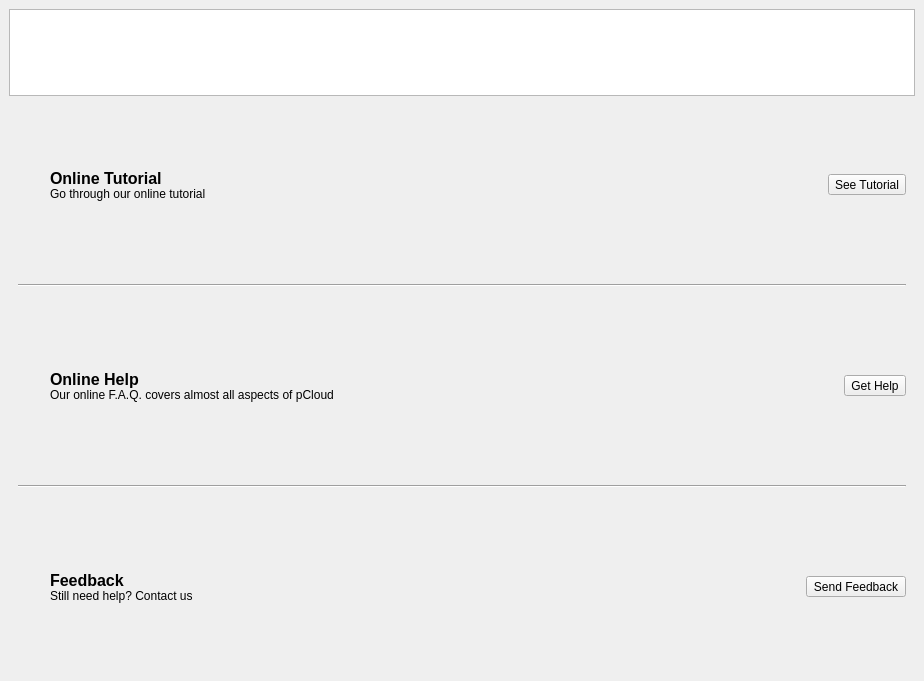
pcloudcom/psyncgui, file pcloudwindow.ui: the form before one commit.
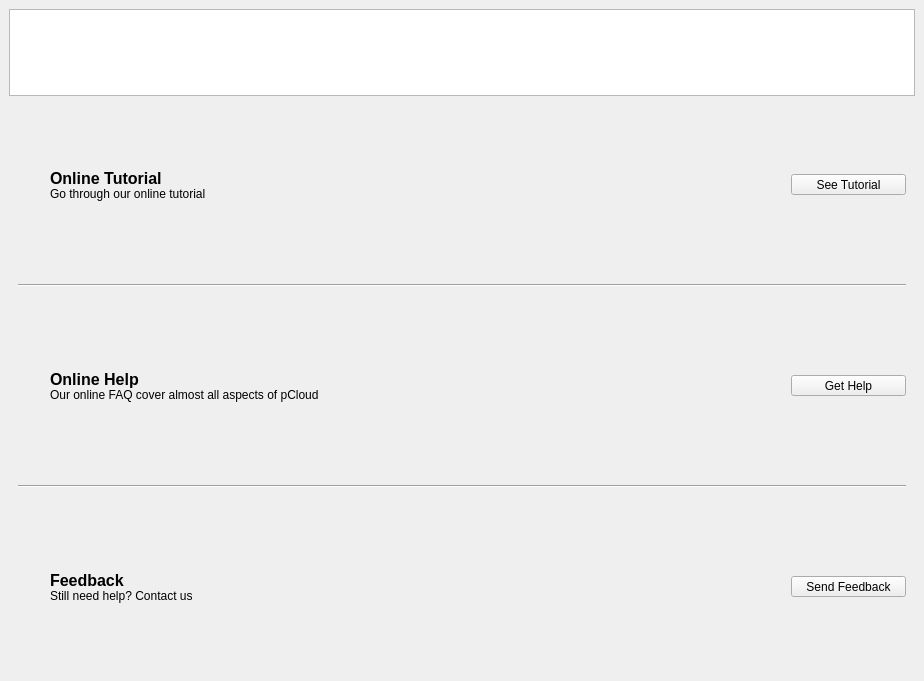
The form after the commit. The open tabs and pages were chosen to show the change. Icons and pictures are not drawn.

Diff of the .ui file:
```diff
--- a/pcloudwindow.ui
+++ b/pcloudwindow.ui
@@ -1585,6 +1585,12 @@
             </item>
             <item>
              <widget class="QToolButton" name="tBtnOnlineTutorial">
+              <property name="minimumSize">
+               <size>
+                <width>115</width>
+                <height>0</height>
+               </size>
+              </property>
               <property name="text">
                <string>See Tutorial</string>
               </property>
@@ -1614,7 +1620,7 @@
             <item>
              <widget class="QLabel" name="label_8">
               <property name="text">
-               <string>&lt;html&gt;&lt;head/&gt;&lt;body&gt;&lt;p&gt;&lt;span style=&quot; font-size:12pt; font-weight:600;&quot;&gt;Online Help&lt;/span&gt;&lt;span style=&quot; font-weight:600;&quot;&gt;&lt;br/&gt;&lt;/span&gt;Our online F.A.Q. covers almost all aspects of pCloud&lt;/p&gt;&lt;/body&gt;&lt;/html&gt;</string>
+               <string>&lt;html&gt;&lt;head/&gt;&lt;body&gt;&lt;p&gt;&lt;span style=&quot; font-size:12pt; font-weight:600;&quot;&gt;Online Help&lt;/span&gt;&lt;span style=&quot; font-weight:600;&quot;&gt;&lt;br/&gt;&lt;/span&gt;Our online FAQ cover almost all aspects of pCloud&lt;/p&gt;&lt;/body&gt;&lt;/html&gt;</string>
               </property>
              </widget>
             </item>
@@ -1633,6 +1639,12 @@
             </item>
             <item>
              <widget class="QToolButton" name="tBtnOnlineHelp">
+              <property name="minimumSize">
+               <size>
+                <width>115</width>
+                <height>0</height>
+               </size>
+              </property>
               <property name="text">
                <string>Get Help</string>
               </property>
@@ -1681,6 +1693,12 @@
             </item>
             <item>
              <widget class="QToolButton" name="tBtnFeedback">
+              <property name="minimumSize">
+               <size>
+                <width>115</width>
+                <height>0</height>
+               </size>
+              </property>
               <property name="text">
                <string>Send Feedback</string>
               </property>
```
Left out of the diff: 16 changed lines with no effect on the pictures.
